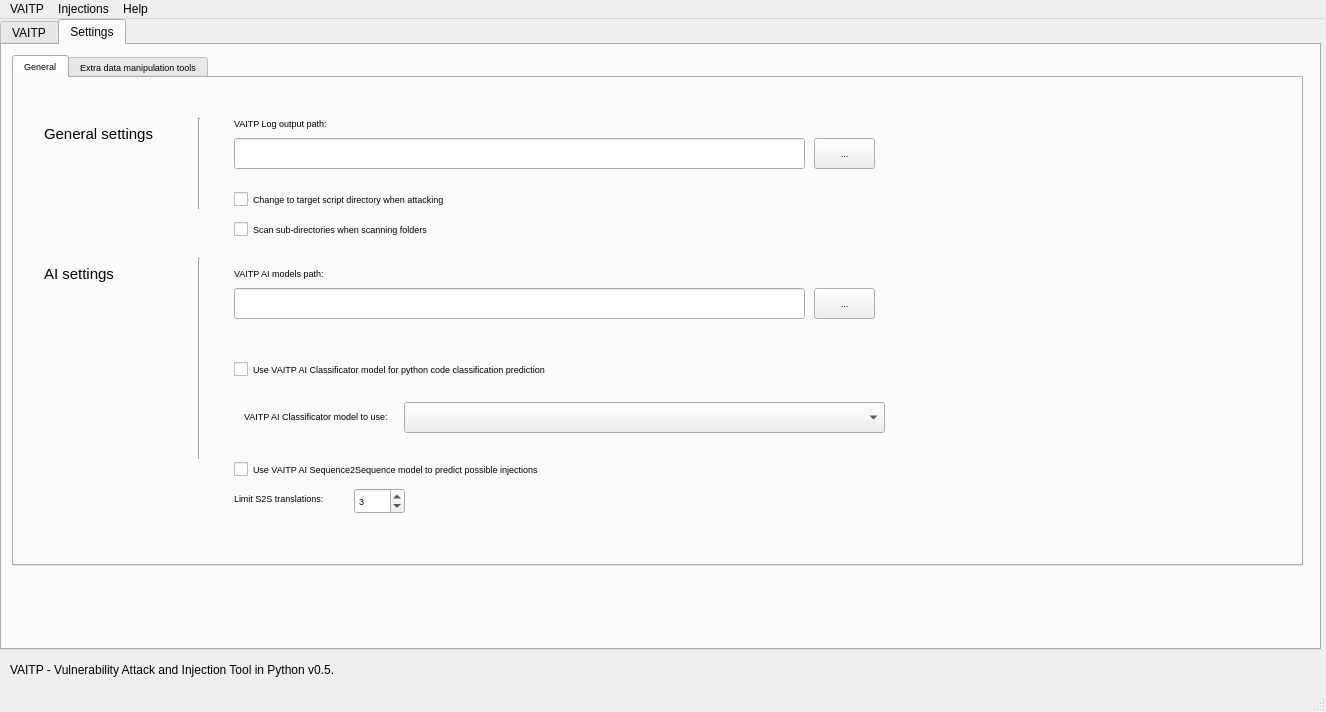
Above: VAITP GUI/vaitp/vaitp.ui from netpack/vaitp before the change. Below: the same form after it.
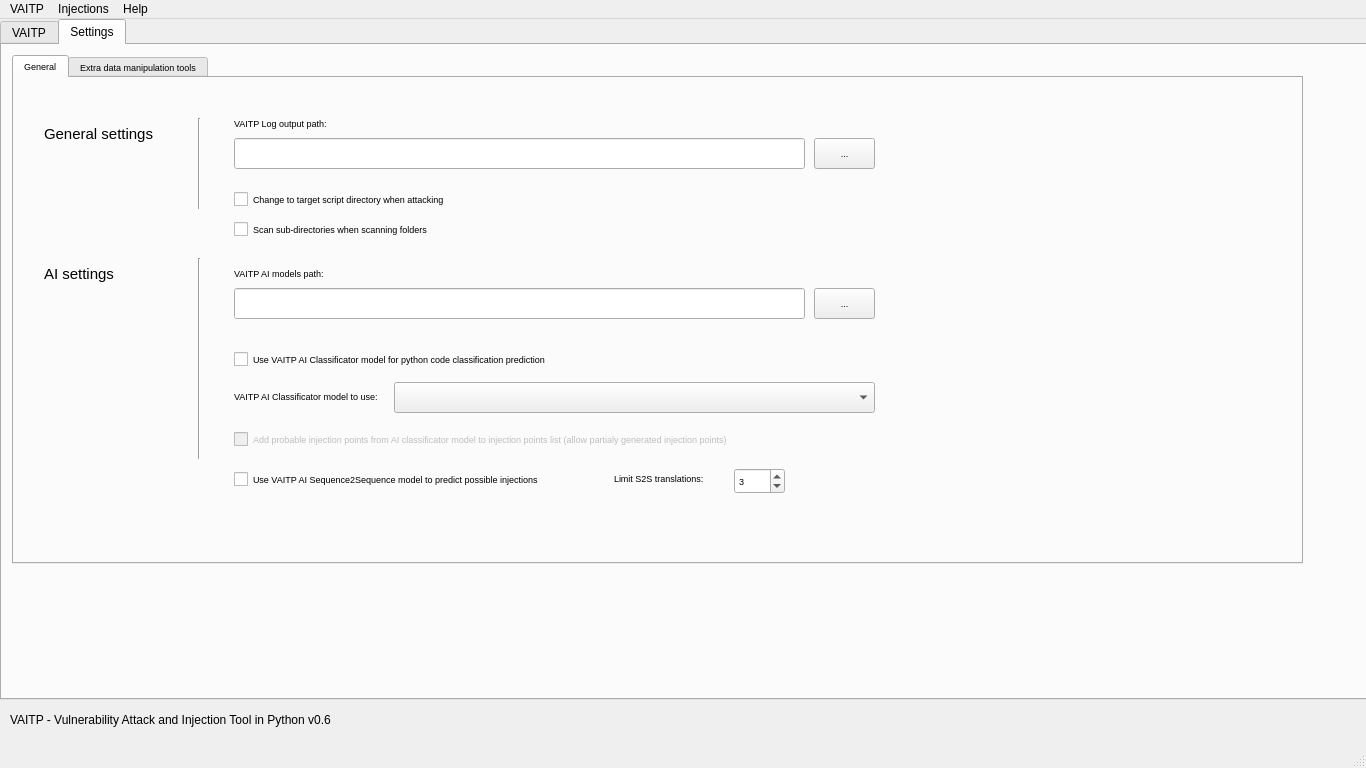
That is the form after the change. The open tabs and pages were chosen to show the change. Icons and pictures are not drawn.

```diff
--- a/VAITP GUI/vaitp/vaitp.ui
+++ b/VAITP GUI/vaitp/vaitp.ui
@@ -6,8 +6,8 @@
    <rect>
     <x>0</x>
     <y>0</y>
-    <width>1326</width>
-    <height>712</height>
+    <width>1366</width>
+    <height>768</height>
    </rect>
   </property>
   <property name="windowTitle">
@@ -22,8 +22,8 @@
     <property name="geometry">
      <rect>
       <x>10</x>
-      <y>630</y>
-      <width>851</width>
+      <y>680</y>
+      <width>841</width>
       <height>41</height>
      </rect>
     </property>
@@ -31,7 +31,7 @@
      <string/>
     </property>
     <property name="text">
-     <string>VAITP - Vulnerability Attack and Injection Tool in Python v0.5.</string>
+     <string>VAITP - Vulnerability Attack and Injection Tool in Python v0.6</string>
     </property>
     <property name="alignment">
      <set>Qt::AlignLeading|Qt::AlignLeft|Qt::AlignVCenter</set>
@@ -45,8 +45,8 @@
      <rect>
       <x>0</x>
       <y>0</y>
-      <width>1321</width>
-      <height>631</height>
+      <width>1371</width>
+      <height>681</height>
      </rect>
     </property>
     <property name="currentIndex">
@@ -821,7 +821,7 @@
         <x>10</x>
         <y>10</y>
         <width>1291</width>
-        <height>511</height>
+        <height>509</height>
        </rect>
       </property>
       <property name="font">
@@ -897,8 +897,8 @@
         <property name="geometry">
          <rect>
           <x>220</x>
-          <y>380</y>
-          <width>391</width>
+          <y>390</y>
+          <width>361</width>
           <height>23</height>
          </rect>
         </property>
@@ -922,8 +922,8 @@
        <widget class="QLabel" name="label_22">
         <property name="geometry">
          <rect>
-          <x>230</x>
-          <y>330</y>
+          <x>220</x>
+          <y>310</y>
           <width>191</width>
           <height>17</height>
          </rect>
@@ -936,7 +936,7 @@
         <property name="geometry">
          <rect>
           <x>220</x>
-          <y>280</y>
+          <y>270</y>
           <width>451</width>
           <height>23</height>
          </rect>
@@ -976,8 +976,8 @@
        <widget class="QComboBox" name="comboBox_vaitp_ai_classificator">
         <property name="geometry">
          <rect>
-          <x>390</x>
-          <y>324</y>
+          <x>380</x>
+          <y>304</y>
           <width>481</width>
           <height>31</height>
          </rect>
@@ -986,8 +986,8 @@
        <widget class="QSpinBox" name="txt_s2s_inj_limit">
         <property name="geometry">
          <rect>
-          <x>340</x>
-          <y>410</y>
+          <x>720</x>
+          <y>390</y>
           <width>51</width>
           <height>26</height>
          </rect>
@@ -1002,8 +1002,8 @@
        <widget class="QLabel" name="label_23">
         <property name="geometry">
          <rect>
-          <x>220</x>
-          <y>410</y>
+          <x>600</x>
+          <y>390</y>
           <width>111</width>
           <height>21</height>
          </rect>
@@ -1074,6 +1074,22 @@
          <string>Scan sub-directories when scanning folders</string>
         </property>
        </widget>
+       <widget class="QCheckBox" name="checkBox_add_partial_injection_points">
+        <property name="enabled">
+         <bool>false</bool>
+        </property>
+        <property name="geometry">
+         <rect>
+          <x>220</x>
+          <y>350</y>
+          <width>651</width>
+          <height>23</height>
+         </rect>
+        </property>
+        <property name="text">
+         <string>Add probable injection points from AI classificator model to injection points list (allow partialy generated injection points)</string>
+        </property>
+       </widget>
       </widget>
       <widget class="QWidget" name="tab_3">
        <attribute name="title">
@@ -1287,7 +1303,7 @@
     <rect>
      <x>0</x>
      <y>0</y>
-     <width>1326</width>
+     <width>1366</width>
      <height>22</height>
     </rect>
    </property>
```
Left out of the diff: 93 changed lines with no effect on the pictures.
